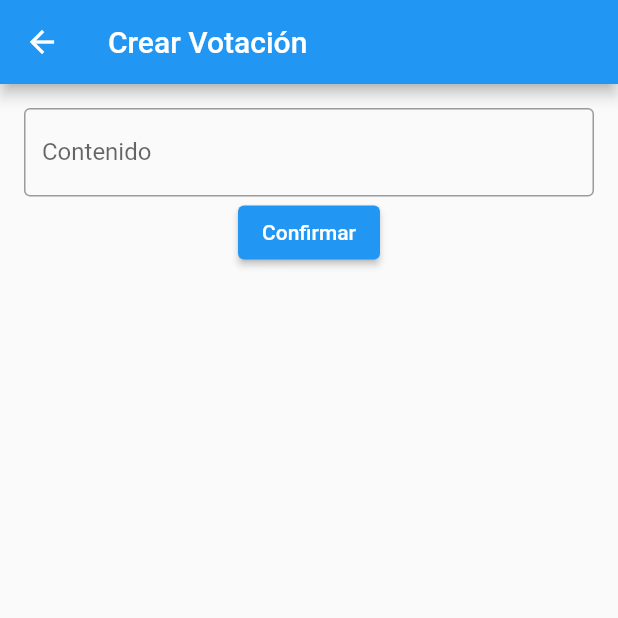
After one commit to marioloko/electocracy, a Flutter app: the CreatePollView screen opened by its route, on a phone screen of 412 x 824 dp, the top half of it. The commit adds this screen. Run offline on Flutter 3.47's test engine with Material 2 defaults, Android fonts, the phone set to English and light mode, and no system bars; network calls fail.

Commit message:
[electocracy-ui] Added support for the full creation of polls in DB.

```diff
--- /dev/null
+++ b/electocracy-ui/lib/app/constants/language.dart
@@ -0,0 +1,18 @@
+class Language {
+  static const String content = "Contenido";
+  static const String submit = "Confirmar";
+  static const String keyIdeas = "Ideas Clave";
+  static const String title = "Título";
+  static const String pollSummary = "Resumen de Votación";
+  static const String poll = "Votación";
+  static const String pageNotFound = 'Página no encontrada';
+  static const String errorPageNotFound = '404 - Página no encontrada';
+  static const String pollList = "Lista de Votación";
+  static const String createPoll = "Crear Votación";
+  static const String errorCreatePoll = "Error creando nueva votación";
+  static const String errorSummarize =
+      "Error extrayendo los puntos claves de la votación";
+  static const String errorGenerateTitle =
+      "Error generando titulo de la votación";
+  static const String errorPollList = "Error listando votaciones";
+}
--- a/electocracy-ui/lib/app/models/content_request.dart
+++ b/electocracy-ui/lib/app/models/content_request.dart
@@ -1,3 +1,7 @@
+class ContentRequestFields {
+  static const String content = "content";
+}
+
 class ContentRequest {
   final String content;
 
@@ -6,6 +10,6 @@ class ContentRequest {
   });
 
   Map<String, dynamic> get toJson => {
-        "content": content,
+        ContentRequestFields.content: content,
       };
 }
--- /dev/null
+++ b/electocracy-ui/lib/app/models/create_poll_request.dart
@@ -0,0 +1,23 @@
+class CreatePollRequestFields {
+  static const String title = "title";
+  static const String summary = "summary";
+  static const String content = "content";
+}
+
+class CreatePollRequest {
+  final String title;
+  final String summary;
+  final String content;
+
+  CreatePollRequest({
+    required this.title,
+    required this.summary,
+    required this.content,
+  });
+
+  Map<String, dynamic> get toJson => {
+        CreatePollRequestFields.title: title,
+        CreatePollRequestFields.summary: summary,
+        CreatePollRequestFields.content: content,
+      };
+}
--- a/electocracy-ui/lib/app/models/summary.dart
+++ b/electocracy-ui/lib/app/models/summary.dart
@@ -1,3 +1,7 @@
+class SummaryFields {
+  static const String summary = "summary";
+}
+
 class Summary {
   final String summary;
 
@@ -7,7 +11,7 @@ class Summary {
 
   factory Summary.fromJson(Map<String, dynamic> json) {
     return Summary(
-      summary: json['summary'],
+      summary: json[SummaryFields.summary],
     );
   }
 }
--- a/electocracy-ui/lib/app/models/title.dart
+++ b/electocracy-ui/lib/app/models/title.dart
@@ -1,3 +1,7 @@
+class TitleFields {
+  static const String title = "title";
+}
+
 class Title {
   final String title;
 
@@ -7,7 +11,7 @@ class Title {
 
   factory Title.fromJson(Map<String, dynamic> json) {
     return Title(
-      title: json['title'],
+      title: json[TitleFields.title],
     );
   }
 }
--- /dev/null
+++ b/electocracy-ui/lib/app/routes/routes.dart
@@ -0,0 +1,38 @@
+import 'package:electocracy/app/views/create_poll_view.dart';
+import 'package:electocracy/app/views/not_found_view.dart';
+import 'package:electocracy/app/views/poll_list_view.dart';
+import 'package:electocracy/app/views/poll_view.dart';
+import 'package:electocracy/app/views/summary_poll_view.dart';
+import 'package:flutter/material.dart';
+
+class Routes {
+  static const String polls = "/";
+  static const String poll = "/poll";
+  static const String createPoll = "/create-poll";
+  static const String summaryPoll = "/summary-poll";
+
+  static Route<dynamic> generateRoute(RouteSettings settings) {
+    switch (settings.name) {
+      case polls:
+        return MaterialPageRoute(builder: (_) => const PollListView());
+      case poll:
+        // Extract any arguments from the settings if needed.
+        final PollViewArguments args = settings.arguments as PollViewArguments;
+        return MaterialPageRoute(builder: (_) => PollView(poll: args.poll));
+      case createPoll:
+        return MaterialPageRoute(builder: (_) => const CreatePollView());
+      case summaryPoll:
+        // Extract any arguments from the settings if needed.
+        final SummaryPollViewArguments args =
+            settings.arguments as SummaryPollViewArguments;
+        return MaterialPageRoute(
+            builder: (_) => SummaryPollView(
+                content: args.content,
+                defaultTitle: args.defaultTitle,
+                defaultSummary: args.defaultSummary));
+      default:
+        // If there is no such named route in the switch statement, e.g. /third
+        return MaterialPageRoute(builder: (_) => const NotFoundView());
+    }
+  }
+}
--- /dev/null
+++ b/electocracy-ui/lib/app/views/create_poll_view.dart
@@ -0,0 +1,75 @@
+import 'package:electocracy/app/constants/language.dart';
+import 'package:electocracy/app/helpers/helpers.dart';
+import 'package:electocracy/app/models/summary.dart';
+import 'package:electocracy/app/models/title.dart' as tm;
+import 'package:electocracy/app/routes/routes.dart';
+import 'package:electocracy/app/services/electocracy_rest_api.dart';
+import 'package:electocracy/app/views/summary_poll_view.dart';
+import 'package:electocracy/app/widgets/future_elevated_button.dart';
+import 'package:flutter/material.dart';
+
+class CreatePollView extends StatefulWidget {
+  const CreatePollView({super.key});
+
+  @override
+  State<CreatePollView> createState() => _CreatePollViewState();
+}
+
+class _CreatePollViewState extends State<CreatePollView> {
+  final _contentController = TextEditingController();
+
+  @override
+  Widget build(BuildContext context) {
+    return Scaffold(
+      appBar: AppBar(
+        title: const Text(Language.createPoll),
+      ),
+      body: SingleChildScrollView(
+          child: Padding(
+        padding: const EdgeInsets.all(16.0),
+        child: Column(
+          children: <Widget>[
+            TextField(
+              controller: _contentController,
+              maxLines: null,
+              decoration: const InputDecoration(
+                border: OutlineInputBorder(),
+                labelText: Language.content,
+              ),
+            ),
+            FutureElevatedButton(
+                child: const Text(Language.submit),
+                onPressed: () async {
+                  final content = _contentController.text;
+                  tm.Title title = tm.Title(title: "");
+                  try {
+                    title = await ElectocracyRestApi.generateTitle(content);
+                  } catch (e) {
+                    Helpers.snackBarMessage(
+                        context, Language.errorGenerateTitle);
+                  }
+
+                  if (!mounted) return;
+                  Summary summary = Summary(summary: "");
+                  try {
+                    summary = await ElectocracyRestApi.summarize(content);
+                  } catch (e) {
+                    Helpers.snackBarMessage(context, Language.errorSummarize);
+                  }
+
+                  if (!mounted) return;
+                  Navigator.pushNamed(
+                    context,
+                    Routes.summaryPoll,
+                    arguments: SummaryPollViewArguments(
+                        content: content,
+                        defaultSummary: summary.summary,
+                        defaultTitle: title.title),
+                  );
+                }),
+          ],
+        ),
+      )),
+    );
+  }
+}
--- a/electocracy-ui/lib/app/views/poll_view.dart
+++ b/electocracy-ui/lib/app/views/poll_view.dart
@@ -1,5 +1,12 @@
+import 'package:electocracy/app/constants/language.dart';
 import 'package:electocracy/app/models/poll.dart';
 import 'package:flutter/material.dart';
+
+class PollViewArguments {
+  final Poll poll;
+
+  const PollViewArguments({required this.poll});
+}
 
 class PollView extends StatelessWidget {
   final Poll poll;
@@ -10,15 +17,16 @@ class PollView extends StatelessWidget {
   Widget build(BuildContext context) {
     return Scaffold(
         appBar: AppBar(
-        title: const Text('Votación'),
+          title: const Text(Language.poll),
         ),
-      body: Padding(
+        body: SingleChildScrollView(
+          child: Padding(
             padding: const EdgeInsets.all(16.0),
             child: Column(
               crossAxisAlignment: CrossAxisAlignment.start,
               children: <Widget>[
                 const Text(
-              'Puntos Clave',
+                  Language.keyIdeas,
                   style: TextStyle(
                     fontSize: 20.0,
                     fontWeight: FontWeight.bold,
@@ -28,7 +36,7 @@ class PollView extends StatelessWidget {
                 Text(poll.summary),
                 const SizedBox(height: 20.0),
                 const Text(
-              'Contenido',
+                  Language.content,
                   style: TextStyle(
                     fontSize: 20.0,
                     fontWeight: FontWeight.bold,
@@ -39,6 +47,6 @@ class PollView extends StatelessWidget {
               ],
             ),
           ),
-    );
+        ));
   }
 }
--- /dev/null
+++ b/electocracy-ui/lib/app/widgets/future_elevated_button.dart
@@ -0,0 +1,43 @@
+import 'package:flutter/material.dart';
+
+class FutureElevatedButton extends StatefulWidget {
+  final Future<void> Function() onPressed;
+  final Widget child;
+
+  const FutureElevatedButton({
+    super.key,
+    required this.onPressed,
+    required this.child,
+  });
+
+  @override
+  State<FutureElevatedButton> createState() => _FutureElevatedButtonState();
+}
+
+class _FutureElevatedButtonState extends State<FutureElevatedButton> {
+  bool _isLoading = false;
+
+  @override
+  Widget build(BuildContext context) {
+    return ElevatedButton(
+      onPressed: _isLoading
+          ? null
+          : () async {
+              setState(() {
+                _isLoading = true;
+              });
+              try {
+                await widget.onPressed();
+              } catch (e) {
+                // Handle error.
+                print(e);
+              } finally {
+                setState(() {
+                  _isLoading = false;
+                });
+              }
+            },
+      child: _isLoading ? const CircularProgressIndicator() : widget.child,
+    );
+  }
+}
--- a/electocracy-ui/lib/main.dart
+++ b/electocracy-ui/lib/main.dart
@@ -1,4 +1,4 @@
-import 'package:electocracy/app/views/poll_list_view.dart';
+import 'package:electocracy/app/routes/routes.dart';
 import 'package:flutter/material.dart';
 
 void main() {
@@ -15,7 +15,8 @@ class MyApp extends StatelessWidget {
       theme: ThemeData(
         primarySwatch: Colors.blue,
       ),
-      home: const PollsListView(),
+      onGenerateRoute: Routes.generateRoute,
+      initialRoute: Routes.polls,
     );
   }
 }
```
Also changed, not shown: electocracy-ui/lib/app/helpers/helpers.dart (added, +12 -0 lines), electocracy-ui/lib/app/models/poll.dart (+11 -4 lines), electocracy-ui/lib/app/services/electocracy_rest_api.dart (+48 -9 lines), electocracy-ui/lib/app/views/create_post_view.dart (deleted, +0 -48 lines), electocracy-ui/lib/app/views/not_found_view.dart (added, +21 -0 lines), electocracy-ui/lib/app/views/poll_list_view.dart (+62 -27 lines), electocracy-ui/lib/app/views/summary_poll_view.dart (added, +102 -0 lines), electocracy-ui/lib/app/views/summary_post_view.dart (deleted, +0 -81 lines). Lines whose indentation alone changed are shown as unchanged.
